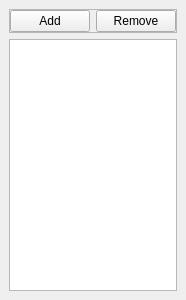
Old version of the form Ui/curvesmanager.ui in the repository PImpek/OpenGpraher.
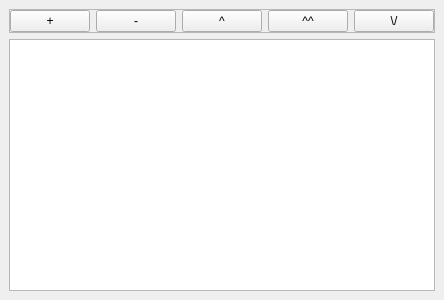
New version of the form.

Commit message: curves position management (move up/top/down)

What changed in the file:
```diff
--- a/Ui/curvesmanager.ui
+++ b/Ui/curvesmanager.ui
@@ -6,7 +6,7 @@
    <rect>
     <x>0</x>
     <y>0</y>
-    <width>168</width>
+    <width>249</width>
     <height>300</height>
    </rect>
   </property>
@@ -17,8 +17,8 @@
    <string>Curves list</string>
   </property>
   <widget class="QWidget" name="dockWidgetContents">
-   <layout class="QVBoxLayout" name="verticalLayout">
-    <item>
+   <layout class="QGridLayout" name="gridLayout">
+    <item row="0" column="0">
      <widget class="QFrame" name="frame">
       <property name="frameShape">
        <enum>QFrame::StyledPanel</enum>
@@ -33,7 +33,14 @@
        <item>
         <widget class="QPushButton" name="addCurve">
          <property name="text">
-          <string>Add</string>
+          <string>+</string>
+         </property>
+        </widget>
+       </item>
+       <item>
+        <widget class="QPushButton" name="removeCurve">
+         <property name="text">
+          <string>-</string>
          </property>
         </widget>
        </item>
@@ -51,16 +58,30 @@
         </spacer>
        </item>
        <item>
-        <widget class="QPushButton" name="removeCurve">
+        <widget class="QPushButton" name="moveUp">
          <property name="text">
-          <string>Remove</string>
+          <string>^</string>
+         </property>
+        </widget>
+       </item>
+       <item>
+        <widget class="QPushButton" name="moveTop">
+         <property name="text">
+          <string>^^</string>
+         </property>
+        </widget>
+       </item>
+       <item>
+        <widget class="QPushButton" name="moveDown">
+         <property name="text">
+          <string>\/</string>
          </property>
         </widget>
        </item>
       </layout>
      </widget>
     </item>
-    <item>
+    <item row="1" column="0">
      <widget class="QListWidget" name="curvesList"/>
     </item>
    </layout>
```
The commit also changes 3 other files.
